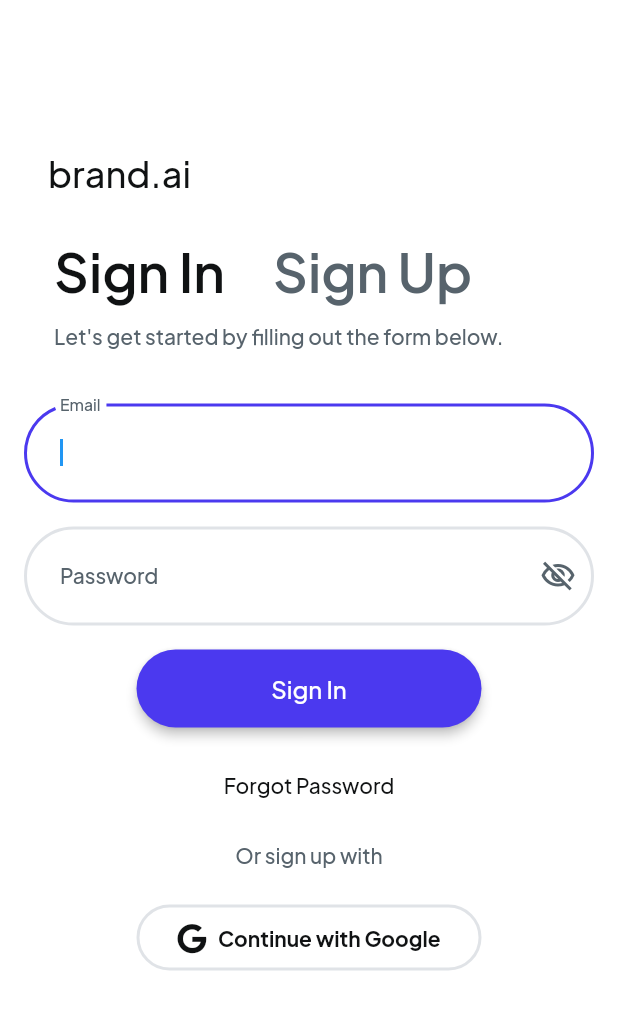
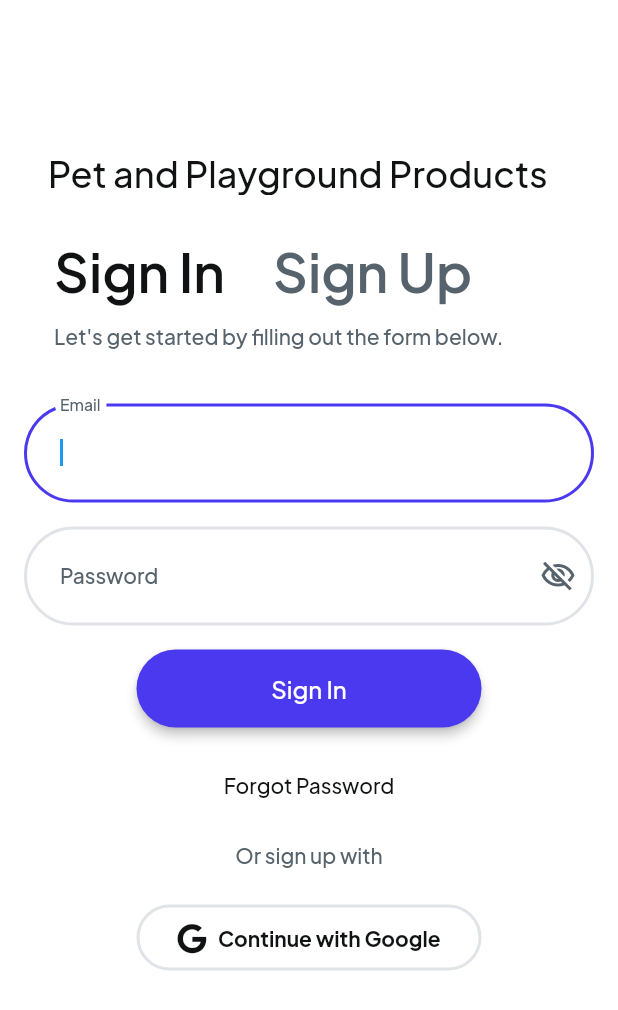
Before and after one commit to shps-collab/testFirebase, a Flutter app: the screen it shows after launch, on a phone screen of 412 x 824 dp. Shown: the top 1010 px of the screen. Run offline on Flutter 3.47's test engine with Material 2 defaults, Android fonts, the phone set to English and light mode, and no system bars; drawn by our look-alikes of auto_size_text, flutter_animate; our stand-ins replace cached_network_image, cloud_firestore, firebase_auth, firebase_core, flutter_rating_bar, font_awesome_flutter and 10 more; missing offline and left inert: json_path; accounts and stored records are empty.

Commit message:
Changed name on home page

```diff
--- a/lib/sign_in_sign_up/sign_in_sign_up_widget.dart
+++ b/lib/sign_in_sign_up/sign_in_sign_up_widget.dart
@@ -159,7 +159,7 @@ class _SignInSignUpWidgetState extends State<SignInSignUpWidget>
                                     padding: EdgeInsetsDirectional.fromSTEB(
                                         32.0, 0.0, 0.0, 0.0),
                                     child: Text(
-                                      'brand.ai',
+                                      'Pet and Playground Products',
                                       style: FlutterFlowTheme.of(context)
                                           .headlineMedium
                                           .override(
```
